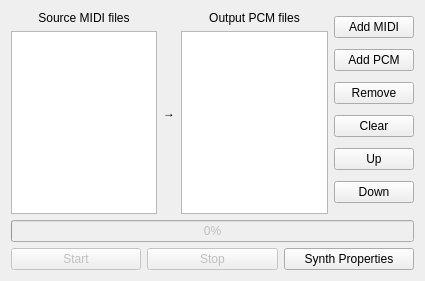
Above: mt32emu_qt/src/MidiConverterDialog.ui from Stino/munt before the change. Below: the same form after it.
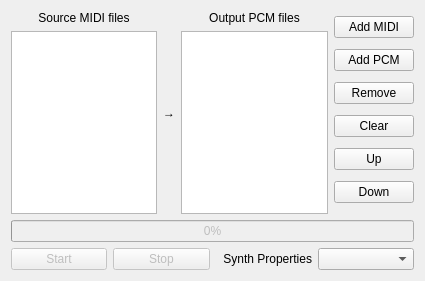
That is the form after the change.

Commit message: MidiConverterDialog update: - Implemented ability to set non-default Synth profile

```diff
--- a/mt32emu_qt/src/MidiConverterDialog.ui
+++ b/mt32emu_qt/src/MidiConverterDialog.ui
@@ -143,12 +143,18 @@
         </widget>
        </item>
        <item>
-        <widget class="QPushButton" name="synthPropertiesButton">
+        <widget class="QLabel" name="label_4">
          <property name="text">
           <string>Synth Properties</string>
          </property>
+         <property name="alignment">
+          <set>Qt::AlignRight|Qt::AlignTrailing|Qt::AlignVCenter</set>
+         </property>
         </widget>
        </item>
+       <item>
+        <widget class="QComboBox" name="profileComboBox"/>
+       </item>
       </layout>
      </item>
     </layout>
```
Left out of the diff: 3 changed lines with no effect on the pictures. The commit also changes 4 other files.
